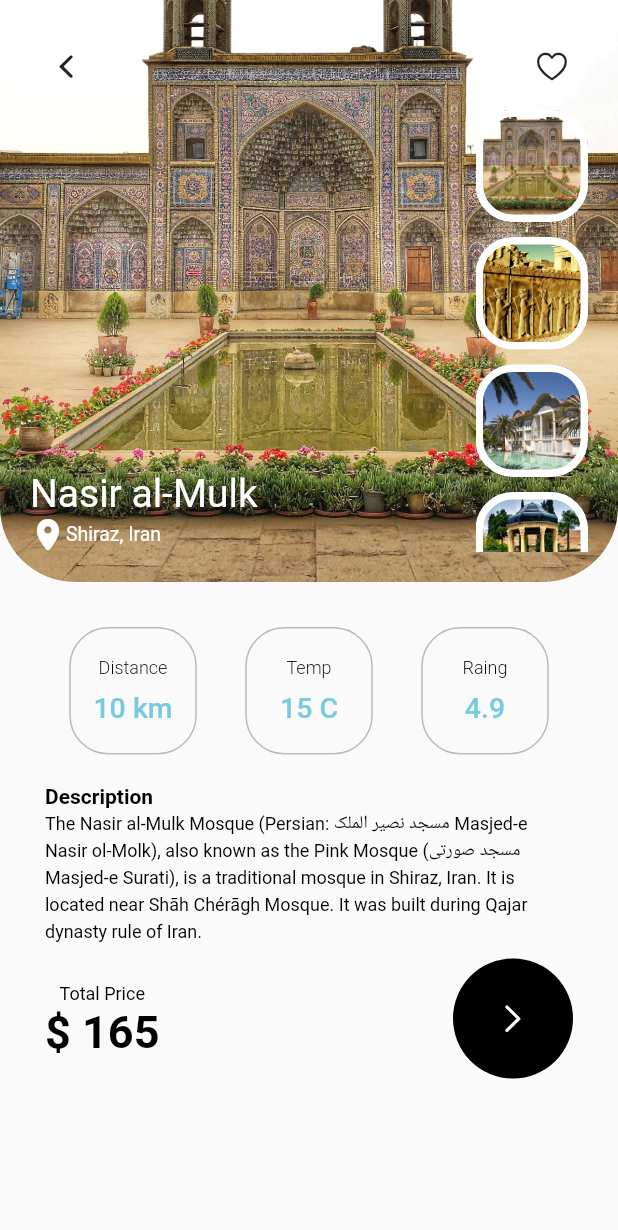
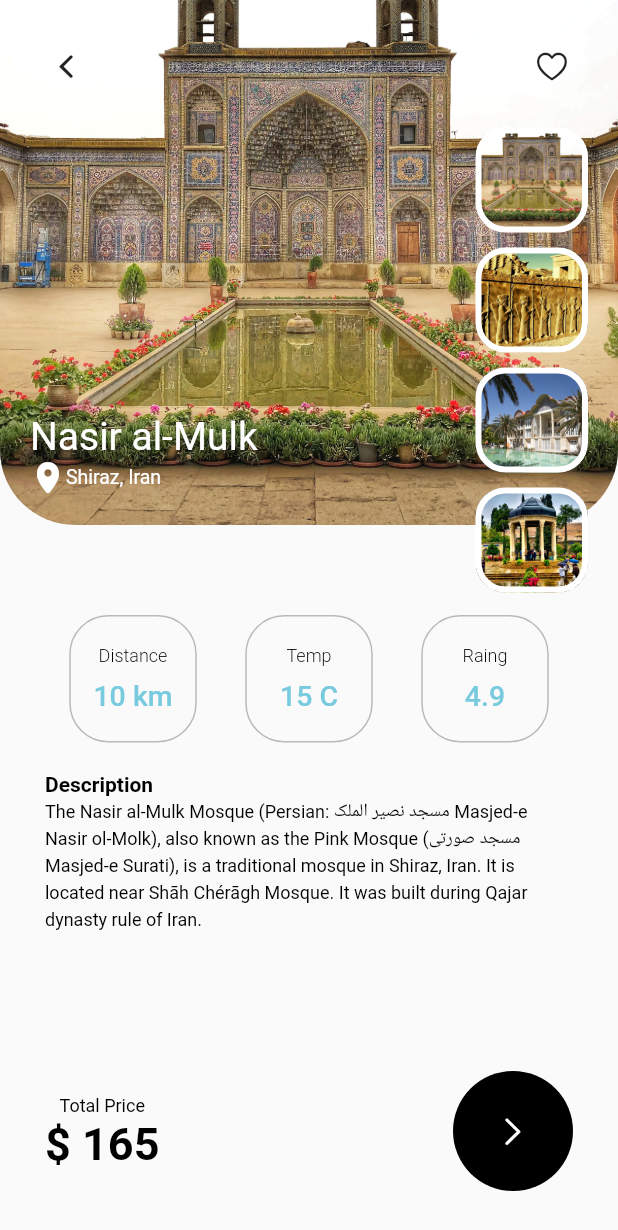
Before and after one commit to saeeddda/travel_app, a Flutter app: the screen it shows after launch, on a phone screen of 412 x 824 dp. Shown: the top 1230 px of the screen. Run offline on Flutter 3.47's test engine with Material 2 defaults, Android fonts, the phone set to English and light mode, and no system bars.

Commit message:
Complete Image list and some changes

```diff
--- a/lib/main.dart
+++ b/lib/main.dart
@@ -1,6 +1,8 @@
 // ignore_for_file: prefer_const_literals_to_create_immutables
 import 'package:flutter/cupertino.dart';
 import 'package:flutter/material.dart';
+
+import 'models/CityInfo.dart';
 
 void main() {
   runApp(const TravelApp());
@@ -119,30 +121,31 @@ class _HomeState extends State<Home> {
           children: [
             SizedBox(
               width: double.infinity,
-              //height: 360.0,
-              child: Container(
+              child: Stack(
+                alignment: Alignment.topLeft,
+                children: [
+                  Container(
                     width: double.infinity,
-                //height: 350.0,
+                    height: 350.0,
                     decoration: BoxDecoration(
                       borderRadius: const BorderRadius.only(
                         topLeft: Radius.zero,
                         topRight: Radius.zero,
                         bottomLeft: Radius.circular(50.0),
-                      bottomRight: Radius.circular(50.0)),
+                        bottomRight: Radius.circular(50.0),
+                      ),
                       image: DecorationImage(
-                    image:
-                        AssetImage('assets/images/${city[cityIndex].image!}'),
+                        image: AssetImage(
+                          'assets/images/${city[cityIndex].image!}',
+                        ),
                         fit: BoxFit.cover,
                       ),
                     ),
                     child: Padding(
                       padding: const EdgeInsets.all(20.0),
                       child: Column(
-                    mainAxisAlignment: MainAxisAlignment.spaceBetween,
                         children: [
-                      //top buttons
-                      Row(
-                        children: [
+                          Row(children: [
                             Expanded(
                               child: Align(
                                 alignment: Alignment.centerLeft,
@@ -168,48 +171,54 @@ class _HomeState extends State<Home> {
                                 icon: const Icon(CupertinoIcons.heart),
                               ),
                             ),
-                        ],
-                      ),
-                      //iamges
-                      Row(
-                        mainAxisAlignment: MainAxisAlignment.spaceBetween,
-                        crossAxisAlignment: CrossAxisAlignment.end,
-                        children: [
-                          //main image
-                          Column(
-                            mainAxisAlignment: MainAxisAlignment.start,
+                          ]),
+                          Expanded(
+                            child: Align(
+                              alignment: Alignment.bottomLeft,
+                              child: Column(
+                                mainAxisAlignment: MainAxisAlignment.end,
                                 crossAxisAlignment: CrossAxisAlignment.start,
                                 children: [
-                              Text(city[cityIndex].name!,
-                                  style: Theme.of(context).textTheme.headline4),
+                                  Text(
+                                    city[cityIndex].name!,
+                                    style:
+                                        Theme.of(context).textTheme.headline4,
+                                  ),
                                   Row(
                                     children: [
-                                  const Icon(CupertinoIcons.location_solid,
-                                      color: Colors.white),
-                                  Text(city[cityIndex].location!,
+                                      const Icon(
+                                        CupertinoIcons.location_solid,
+                                        color: Colors.white,
+                                      ),
+                                      Text(
+                                        city[cityIndex].location!,
                                         style: Theme.of(context)
                                             .textTheme
-                                          .headline5),
+                                            .headline5,
+                                      ),
                                     ],
                                   ),
                                 ],
                               ),
-                          //image list
-                          Column(
-                            mainAxisAlignment: MainAxisAlignment.start,
-                            crossAxisAlignment: CrossAxisAlignment.start,
-                            children: [
-                              SizedBox(
+                            ),
+                          ),
+                        ],
+                      ),
+                    ),
+                  ),
+                  Align(
+                    alignment: Alignment.topRight,
+                    child: Padding(
+                      padding: const EdgeInsets.fromLTRB(0, 80.0, 20.0, 0),
+                      child: SizedBox(
                         width: 75.0,
-                                height: 300.0,
+                        height: 330.0,
                         child: ListView.builder(
                           scrollDirection: Axis.vertical,
                           itemCount: city.length,
-                                  itemBuilder:
-                                      (BuildContext context, int index) {
+                          itemBuilder: (BuildContext context, int index) {
                             return ImageListItem(
-                                      imageName:
-                                          'assets/images/${city[index].image!}',
+                              imageName: 'assets/images/${city[index].image!}',
                               onPress: () {
                                 setState(() {
                                   cityIndex = index;
@@ -219,29 +228,29 @@ class _HomeState extends State<Home> {
                           },
                         ),
                       ),
-                            ],
                     ),
-                        ],
                   ),
                 ],
               ),
             ),
-              ),
-            ),
-            //content
-            Padding(
-              padding: const EdgeInsets.all(30.0),
+            Expanded(
+              child: Align(
+                alignment: Alignment.topCenter,
+                child: Padding(
+                  padding: const EdgeInsets.fromLTRB(30.0, 0, 30.0, 0),
                   child: Column(
-                mainAxisAlignment: MainAxisAlignment.spaceBetween,
+                    mainAxisAlignment: MainAxisAlignment.start,
                     crossAxisAlignment: CrossAxisAlignment.start,
                     children: [
                       Row(
                         mainAxisAlignment: MainAxisAlignment.spaceAround,
                         children: [
                           InfoBox(
-                          title: 'Distance', value: city[cityIndex].distance!),
+                              title: 'Distance',
+                              value: city[cityIndex].distance!),
                           InfoBox(title: 'Temp', value: city[cityIndex].temp!),
-                      InfoBox(title: 'Raing', value: city[cityIndex].rating!),
+                          InfoBox(
+                              title: 'Raing', value: city[cityIndex].rating!),
                         ],
                       ),
                       const SizedBox(height: 20.0),
@@ -249,8 +258,16 @@ class _HomeState extends State<Home> {
                           style: Theme.of(context).textTheme.bodyText1),
                       Text(city[cityIndex].description!,
                           style: Theme.of(context).textTheme.bodyText2),
-                  const SizedBox(height: 10.0),
-                  Row(
+                    ],
+                  ),
+                ),
+              ),
+            ),
+            Align(
+              alignment: Alignment.bottomCenter,
+              child: Padding(
+                padding: const EdgeInsets.fromLTRB(30.0, 0, 30.0, 30.0),
+                child: Row(
                   mainAxisAlignment: MainAxisAlignment.spaceBetween,
                   children: [
                     Column(
@@ -270,8 +287,7 @@ class _HomeState extends State<Home> {
                             MaterialStateProperty.all(Colors.white),
                         backgroundColor:
                             MaterialStateProperty.all(Colors.black),
-                          shape: MaterialStateProperty.all(
-                              RoundedRectangleBorder(
+                        shape: MaterialStateProperty.all(RoundedRectangleBorder(
                             borderRadius: BorderRadius.circular(100.0))),
                       ),
                       onPressed: () {},
@@ -279,7 +295,6 @@ class _HomeState extends State<Home> {
                     ),
                   ],
                 ),
-                ],
               ),
             ),
           ],
@@ -306,17 +321,19 @@ class ImageListItem extends StatelessWidget {
       child: GestureDetector(
         onTap: onPress,
         child: Container(
-          width: 75.0,
-          height: 75.0,
+          width: 70.0,
+          height: 70.0,
           decoration: BoxDecoration(
-            border: Border.all(color: Colors.white, width: 5.0),
-            borderRadius: BorderRadius.circular(25.0),
+            border: Border.all(
+              width: 4.0,
+              color: Colors.white,
+            ),
+            borderRadius: BorderRadius.circular(20.0),
             image: DecorationImage(
               image: AssetImage(imageName),
               fit: BoxFit.cover,
             ),
           ),
-          child: Text(''),
         ),
       ),
     );
@@ -355,25 +372,3 @@ class InfoBox extends StatelessWidget {
     );
   }
 }
-
-class CityInfo {
-  String? name;
-  String? location;
-  String? image;
-  String? distance;
-  String? temp;
-  String? rating;
-  String? description;
-  String? price;
-
-  CityInfo({
-    required this.name,
-    required this.location,
-    required this.image,
-    required this.distance,
-    required this.temp,
-    required this.rating,
-    required this.description,
-    required this.price,
-  });
-}
--- /dev/null
+++ b/lib/models/CityInfo.dart
@@ -0,0 +1,21 @@
+class CityInfo {
+  String? name;
+  String? location;
+  String? image;
+  String? distance;
+  String? temp;
+  String? rating;
+  String? description;
+  String? price;
+
+  CityInfo({
+    required this.name,
+    required this.location,
+    required this.image,
+    required this.distance,
+    required this.temp,
+    required this.rating,
+    required this.description,
+    required this.price,
+  });
+}
```
Lines whose indentation alone changed are shown as unchanged.
